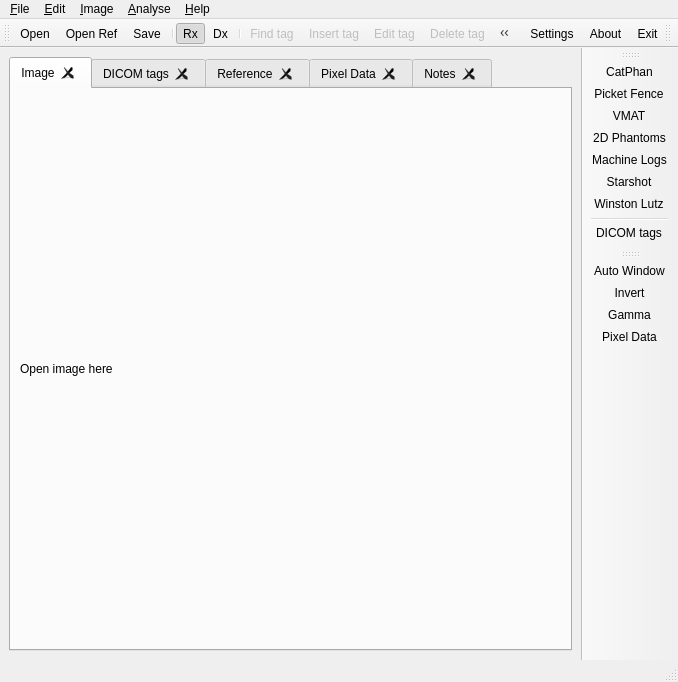
Old version of the form LinaQAForm.ui in the repository alanphys/LinaQA.
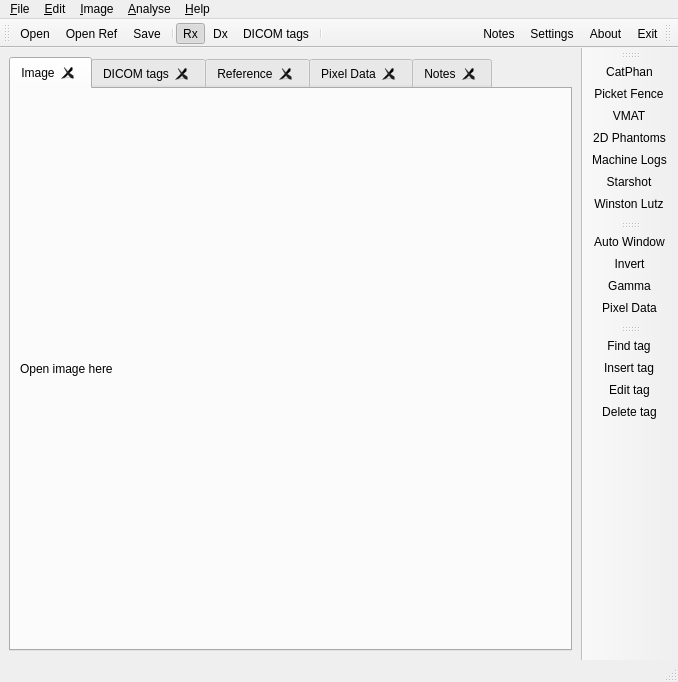
New version of the form. Icons and pictures are not drawn.

Commit message: Add DICOM toolbar

Diff of the .ui file:
```diff
--- a/LinaQAForm.ui
+++ b/LinaQAForm.ui
@@ -273,11 +273,8 @@
    <addaction name="separator"/>
    <addaction name="action_Rx_Toolbar"/>
    <addaction name="action_Dx_Toolbar"/>
+   <addaction name="action_DICOM_tags"/>
    <addaction name="separator"/>
-   <addaction name="action_Find_tag"/>
-   <addaction name="action_Insert_tag"/>
-   <addaction name="action_Edit_tag"/>
-   <addaction name="action_Delete_tag"/>
   </widget>
   <widget class="QToolBar" name="toolBar_Right">
    <property name="windowTitle">
@@ -335,8 +332,6 @@
    <addaction name="action_Machine_Logs"/>
    <addaction name="action_Starshot"/>
    <addaction name="action_Winston_Lutz"/>
-   <addaction name="separator"/>
-   <addaction name="action_DICOM_tags"/>
   </widget>
   <widget class="QToolBar" name="toolBar_Dx">
    <property name="windowTitle">
@@ -353,6 +348,21 @@
    <addaction name="action_Gamma"/>
    <addaction name="action_Pixel_Data"/>
   </widget>
+  <widget class="QToolBar" name="toolBar_DCM">
+   <property name="windowTitle">
+    <string>toolBar</string>
+   </property>
+   <attribute name="toolBarArea">
+    <enum>RightToolBarArea</enum>
+   </attribute>
+   <attribute name="toolBarBreak">
+    <bool>false</bool>
+   </attribute>
+   <addaction name="action_Find_tag"/>
+   <addaction name="action_Insert_tag"/>
+   <addaction name="action_Edit_tag"/>
+   <addaction name="action_Delete_tag"/>
+  </widget>
   <action name="action_Open">
    <property name="icon">
     <iconset resource="LinaQA.qrc">
@@ -623,7 +633,7 @@
     <bool>true</bool>
    </property>
    <property name="enabled">
-    <bool>false</bool>
+    <bool>true</bool>
    </property>
    <property name="icon">
     <iconset resource="LinaQA.qrc">
@@ -660,7 +670,7 @@
   </action>
   <action name="action_Insert_tag">
    <property name="enabled">
-    <bool>false</bool>
+    <bool>true</bool>
    </property>
    <property name="icon">
     <iconset resource="LinaQA.qrc">
@@ -678,7 +688,7 @@
   </action>
   <action name="action_Delete_tag">
    <property name="enabled">
-    <bool>false</bool>
+    <bool>true</bool>
    </property>
    <property name="icon">
     <iconset resource="LinaQA.qrc">
@@ -696,7 +706,7 @@
   </action>
   <action name="action_Edit_tag">
    <property name="enabled">
-    <bool>false</bool>
+    <bool>true</bool>
    </property>
    <property name="icon">
     <iconset resource="LinaQA.qrc">
```
Left out of the diff: 11 changed lines with no effect on the pictures. The commit also changes 3 other files.
